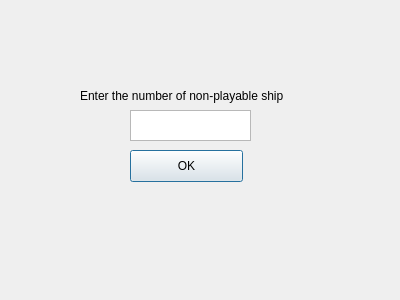
The window that GalaxyGame/Student/dialog.ui (jarvisluong/GalaxyGame) describes before a commit, drawn with Qt 5.
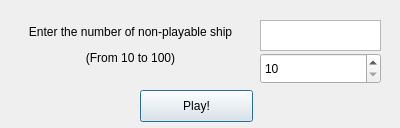
The same window after the commit.

Commit message: improve configuration dialog ui and use better input component

Diff of the .ui file:
```diff
--- a/GalaxyGame/Student/dialog.ui
+++ b/GalaxyGame/Student/dialog.ui
@@ -7,7 +7,7 @@
     <x>0</x>
     <y>0</y>
     <width>400</width>
-    <height>300</height>
+    <height>128</height>
    </rect>
   </property>
   <property name="windowTitle">
@@ -16,21 +16,24 @@
   <widget class="QLabel" name="label">
    <property name="geometry">
     <rect>
-     <x>80</x>
-     <y>80</y>
+     <x>10</x>
+     <y>10</y>
      <width>241</width>
-     <height>31</height>
+     <height>71</height>
     </rect>
    </property>
    <property name="text">
-    <string>Enter the number of non-playable ship</string>
+    <string>&lt;html&gt;&lt;head/&gt;&lt;body&gt;&lt;p&gt;Enter the number of non-playable ship&lt;/p&gt;&lt;p&gt;(From 10 to 100)&lt;/p&gt;&lt;/body&gt;&lt;/html&gt;</string>
+   </property>
+   <property name="alignment">
+    <set>Qt::AlignCenter</set>
    </property>
   </widget>
   <widget class="QTextEdit" name="numOfShipsTE">
    <property name="geometry">
     <rect>
-     <x>130</x>
-     <y>110</y>
+     <x>260</x>
+     <y>20</y>
      <width>121</width>
      <height>31</height>
     </rect>
@@ -39,14 +42,30 @@
   <widget class="QPushButton" name="okBtn">
    <property name="geometry">
     <rect>
-     <x>130</x>
-     <y>150</y>
+     <x>140</x>
+     <y>90</y>
      <width>113</width>
      <height>32</height>
     </rect>
    </property>
    <property name="text">
-    <string>OK</string>
+    <string>Play!</string>
+   </property>
+  </widget>
+  <widget class="QSpinBox" name="numberOfShipsInput">
+   <property name="geometry">
+    <rect>
+     <x>260</x>
+     <y>53</y>
+     <width>121</width>
+     <height>31</height>
+    </rect>
+   </property>
+   <property name="minimum">
+    <number>10</number>
+   </property>
+   <property name="maximum">
+    <number>100</number>
    </property>
   </widget>
  </widget>
```
The commit also changes 2 other files.
